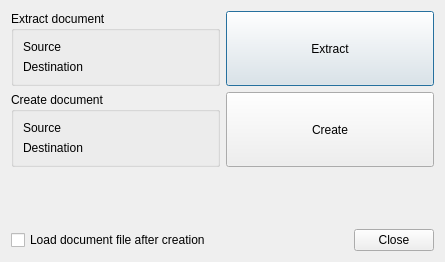
Above: src/Gui/Dialogs/DlgProjectUtility.ui from southseact-3d/fcd before the change. Below: the same form after it.
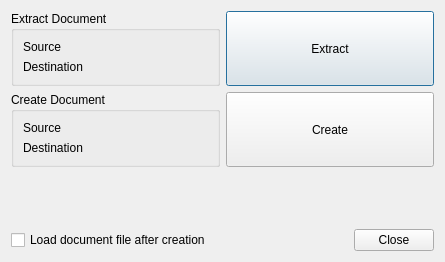
That is the form after the change. Custom widgets are drawn as their Qt base class.

```diff
--- a/src/Gui/Dialogs/DlgProjectUtility.ui
+++ b/src/Gui/Dialogs/DlgProjectUtility.ui
@@ -19,7 +19,7 @@
      <item row="0" column="0">
       <widget class="QGroupBox" name="groupBox">
        <property name="title">
-        <string>Extract document</string>
+        <string>Extract Document</string>
        </property>
        <layout class="QGridLayout" name="gridLayout">
         <item row="0" column="0">
@@ -69,7 +69,7 @@
      <item row="1" column="0">
       <widget class="QGroupBox" name="groupBox_2">
        <property name="title">
-        <string>Create document</string>
+        <string>Create Document</string>
        </property>
        <layout class="QGridLayout" name="gridLayout_2">
         <item row="0" column="0">
```
Left out of the diff: 2 changed lines with no effect on the pictures.
